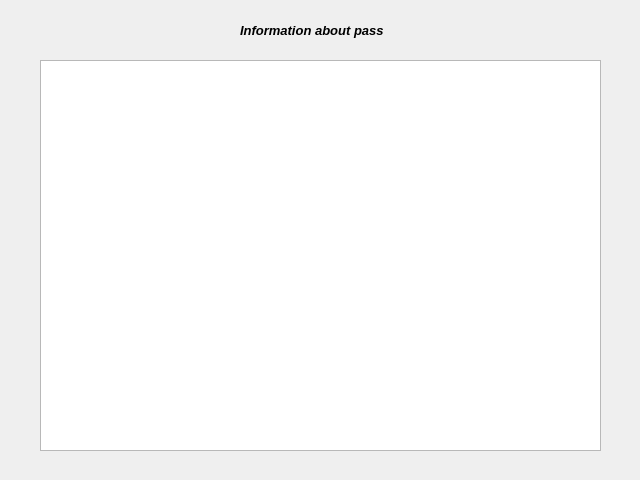
The window that view/baseconnect/baseconnect.ui (Nastya-Dlusskaya/Corse-Work) describes before a commit, drawn with Qt 5.
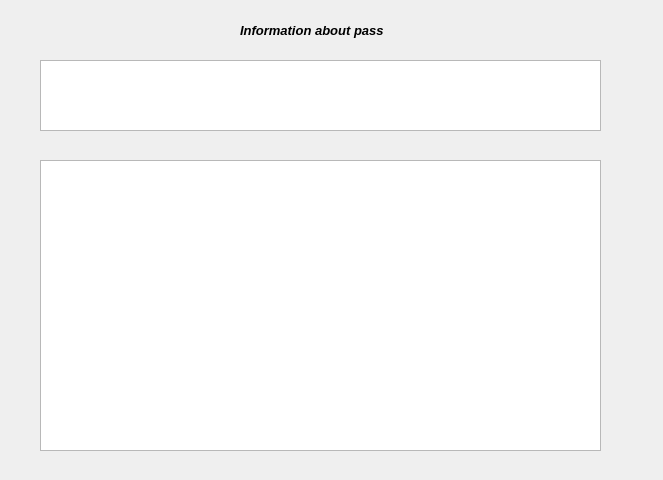
The same window after the commit. Icons and pictures are not drawn.

Patch:
```diff
--- a/view/baseconnect/baseconnect.ui
+++ b/view/baseconnect/baseconnect.ui
@@ -6,7 +6,7 @@
    <rect>
     <x>0</x>
     <y>0</y>
-    <width>640</width>
+    <width>663</width>
     <height>480</height>
    </rect>
   </property>
@@ -44,7 +44,7 @@
      <x>40</x>
      <y>60</y>
      <width>561</width>
-     <height>391</height>
+     <height>71</height>
     </rect>
    </property>
    <property name="readOnly">
@@ -57,6 +57,25 @@
     <set>Qt::TextSelectableByMouse</set>
    </property>
   </widget>
+  <widget class="QTableWidget" name="tableWidget">
+   <property name="geometry">
+    <rect>
+     <x>40</x>
+     <y>160</y>
+     <width>561</width>
+     <height>291</height>
+    </rect>
+   </property>
+   <property name="textElideMode">
+    <enum>Qt::ElideMiddle</enum>
+   </property>
+   <property name="gridStyle">
+    <enum>Qt::DotLine</enum>
+   </property>
+   <property name="sortingEnabled">
+    <bool>true</bool>
+   </property>
+  </widget>
  </widget>
  <resources/>
  <connections/>
```
